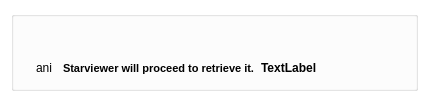
The window that starviewer/src/inputoutput/qpopuprisrequestsscreenbase.ui (starviewer-medical/starviewer) describes before a commit, drawn with Qt 5.
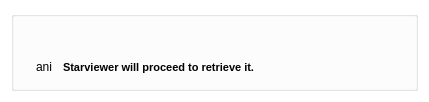
The same window after the commit. Icons and pictures are not drawn.

Commit message: ENH: Fusionem en un sol label la descripció de l'estat de les peticions del RIS.

Diff of the .ui file:
```diff
--- a/starviewer/src/inputoutput/qpopuprisrequestsscreenbase.ui
+++ b/starviewer/src/inputoutput/qpopuprisrequestsscreenbase.ui
@@ -302,28 +302,6 @@
           </property>
          </widget>
         </item>
-        <item>
-         <widget class="QLabel" name="m_studiesRetrievingCounter">
-          <property name="sizePolicy">
-           <sizepolicy hsizetype="Maximum" vsizetype="Maximum">
-            <horstretch>0</horstretch>
-            <verstretch>0</verstretch>
-           </sizepolicy>
-          </property>
-          <property name="font">
-           <font>
-            <weight>75</weight>
-            <bold>true</bold>
-           </font>
-          </property>
-          <property name="text">
-           <string>TextLabel</string>
-          </property>
-          <property name="wordWrap">
-           <bool>false</bool>
-          </property>
-         </widget>
-        </item>
         <item>
          <spacer name="horizontalSpacer">
           <property name="orientation">
```
Left out of the diff: 1 changed line with no effect on the pictures. The commit also changes 4 other files.
